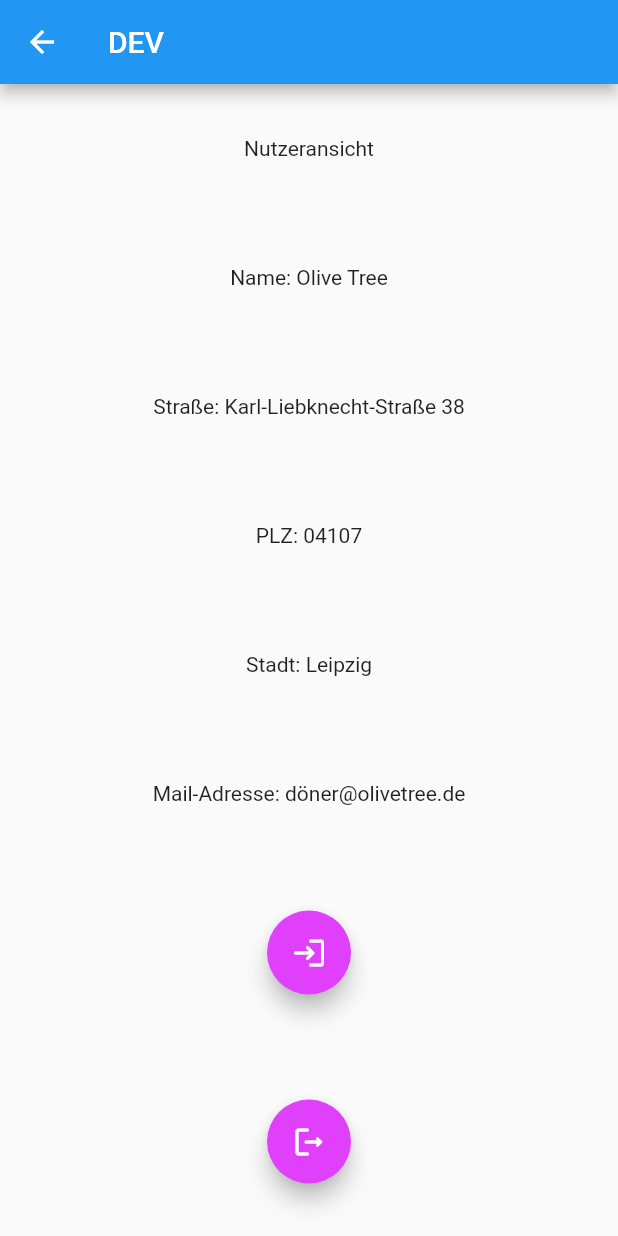
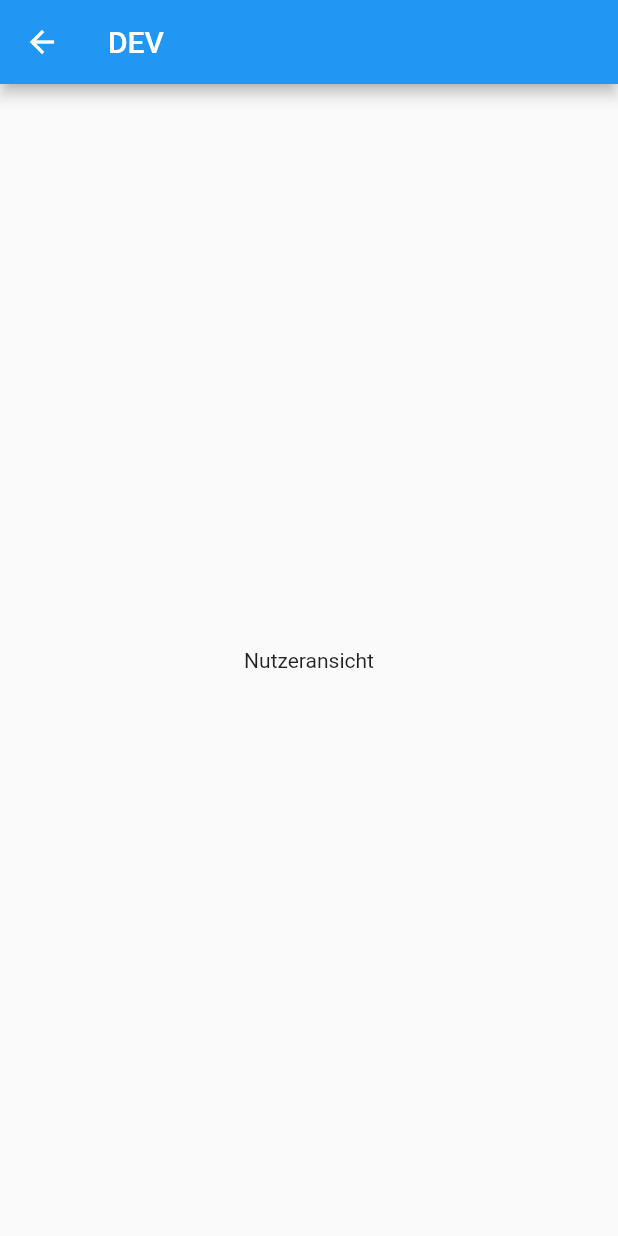
Before and after one commit to gmuehlenberg/samy, a Flutter app: the HomeView screen opened directly, on a phone screen of 412 x 824 dp. Run offline on Flutter 3.47's test engine with Material 2 defaults, Android fonts, the phone set to English and light mode, and no system bars; our stand-ins replace bloc, dartz, flutter_bloc, logger; network calls fail.

Commit message:
Update SignUp and User

```diff
--- a/lib/user/user_message.dart
+++ b/lib/user/user_message.dart
@@ -1,5 +1,6 @@
 import 'package:bloc_mvu_app/mvu/messaging.dart';
 import 'package:bloc_mvu_app/user/user_update.dart';
+import 'package:bloc_mvu_app/user/user_model.dart';
 
 abstract class UserMessage extends UpdateMessage {
   UserMessage() : super(routeTo: UserUpdate);
@@ -9,4 +10,8 @@ class CreateUser extends UserMessage {}
 
 class ChangeUser extends UserMessage {}
 
+class UpdateUserInfo extends UserMessage {
+  UpdateUserInfo(User user);
+}
+
 class DeleteUser extends UserMessage {}
--- a/lib/user/user_model.dart
+++ b/lib/user/user_model.dart
@@ -1,8 +1,21 @@
-import 'package:bloc_mvu_app/mvu/update.dart';
-import 'package:bloc_mvu_app/user/user_update.dart';
-
 class UserModel {
   UserModel({
+    required this.user,
+  });
+
+  final User user;
+
+  UserModel copyWith({
+    User? user,
+  }) =>
+      UserModel(
+        // Returns new UserModel with new values for class variables, if passed through copyWith function. Otherwise variables will be kept with old values
+        user: user ?? this.user,
+      );
+}
+
+class User {
+  User({
     required this.surname,
     required this.lastname,
     required this.street,
@@ -13,46 +26,15 @@ class UserModel {
   });
 
   final String surname, lastname, street, postCode, city, mail, password;
-
-  UserModel copyWith({
-    String? surname,
-    String? lastname,
-    String? street,
-    String? city,
-    String? mail,
-    String? password,
-    String? postCode,
-  }) =>
-      UserModel(
-        // Returns new UserModel with new values for class variables, if passed through copyWith function. Otherwise variables will be kept with old values
-        surname: surname ?? this.surname,
-        lastname: lastname ?? this.lastname,
-        street: street ?? this.street,
-        city: city ?? this.city,
-        mail: mail ?? this.mail,
-        password: password ?? this.password,
-        postCode: postCode ?? this.postCode,
-      );
-
-
-  static UserModel get() {
-    final userUpdate = updateByType[UserUpdate];
-
-    if (userUpdate != null && userUpdate is UserUpdate) {
-      return userUpdate.model();
-    }
-
-    throw Exception('This app can not work without an instance of UserUpdate! Consider setting the lazy Parameter in the BlocBuilder to false.');
-  }
-
 }
 
-final UserModel initialUserModel = UserModel(
-  surname: 'Olive',
-  lastname: 'Tree',
-  street: 'Karl-Liebknecht-Straße 38',
-  city: 'Leipzig',
-  postCode: '04107',
-  mail: 'döner@olivetree.de',
-  password: 'dönermachtschöner123',
-);
+final User initialUser = User(
+    surname: 'Olive',
+    lastname: 'Tree',
+    street: 'Karl-Liebknecht-Straße 38',
+    city: 'Leipzig',
+    mail: 'döner@olivetree.de',
+    password: 'dönerMachtschöner',
+    postCode: '04107');
+
+final UserModel initialUserModel = UserModel(user: initialUser);
--- a/lib/user/user_update.dart
+++ b/lib/user/user_update.dart
@@ -13,17 +13,13 @@ class UserUpdate extends Update<UserMessage, UserModel> {
   @override
   Option<UserModel> processMessage(UserMessage message, UserModel model) {
     if (message is CreateUser) {
-      return Some(
-        model.copyWith(
-          surname: 'Neuer',
-          lastname: 'Olive Tree',
-          street: 'Karl-Liebknecht-Straße 38',
-          city: 'Leipzig',
-          postCode: '04107',
-          mail: 'döner@olivetree.de',
-          password: 'dönermachtschöner123',
-        ),
-      );
+      return Some(model);
+    }
+
+    //null ersetzen
+
+    if (message is UpdateUserInfo) {
+      return Some(model.copyWith());
     }
     /*if (message is ChangeUser) {
       return Some(model.copyWith(isLoggedIn: false));
--- a/lib/user/user_view.dart
+++ b/lib/user/user_view.dart
@@ -13,23 +13,7 @@ class UserView extends View<UserMessage, UserModel, UserUpdate> {
         mainAxisAlignment: MainAxisAlignment.spaceAround,
         children: [
           const Text('Nutzeransicht'),
-          Text('Name: ${model.surname} ${model.lastname}'),
-          Text('Straße: ${model.street}'),
-          Text('PLZ: ${model.postCode}'),
-          Text('Stadt: ${model.city}'),
-          Text('Mail-Adresse: ${model.mail}'),
-          FloatingActionButton(
-            onPressed: () => dispatch(CreateUser()),
-            tooltip: 'User einloggen',
-            backgroundColor: Colors.purpleAccent,
-            child: const Icon(Icons.login_rounded),
-          ),
-          FloatingActionButton(
-            onPressed: () => dispatch(DeleteUser()),
-            tooltip: 'User ausloggen',
-            backgroundColor: Colors.purpleAccent,
-            child: const Icon(Icons.logout_rounded),
-          ),
+          //restlicher Inhalt hier hin
         ],
       );
 }
```
Also changed, not shown: lib/pages/menu/menu_view.dart (+6 -8 lines), lib/registration/registration_view.dart (+5 -3 lines), lib/sign_up/sign_up_view.dart (+10 -39 lines).
